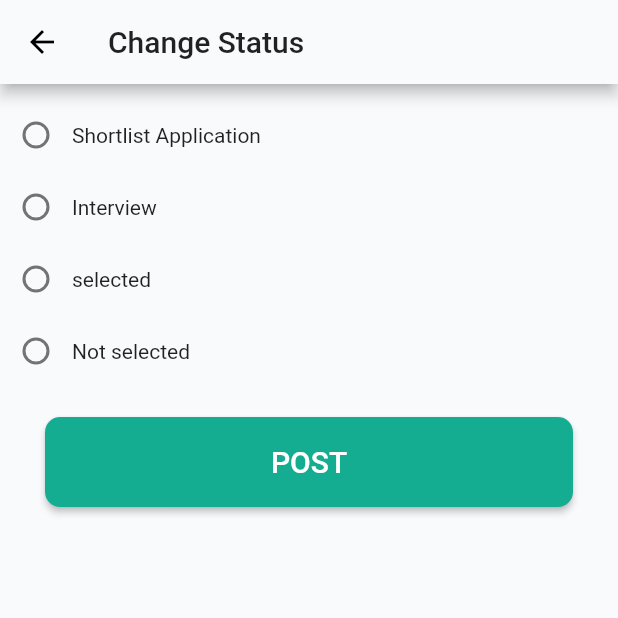
After one commit to neelmani123/ArtistApp, a Flutter app: the ChangeStatus screen opened directly, on a phone screen of 412 x 824 dp, the top half of it. The commit adds this screen. Run offline on Flutter 3.47's test engine with Material 2 defaults, Android fonts, the phone set to English and light mode, and no system bars; our stand-ins replace cached_network_image, dio, file_picker, flutter_swiper, fluttertoast, font_awesome_flutter and 8 more; accounts and stored records are empty; network calls fail.

Commit message:
Status change

```diff
--- /dev/null
+++ b/lib/screens/feed/ChangeStatus.dart
@@ -0,0 +1,142 @@
+import 'package:artist_icon/screens/Color.dart';
+import 'package:flutter/material.dart';
+import 'package:fluttertoast/fluttertoast.dart';
+import 'dart:convert';
+import 'package:http/http.dart' as http;
+import 'package:shared_preferences/shared_preferences.dart';
+class ChangeStatus extends StatefulWidget {
+  final String jobId;
+  const ChangeStatus({this.jobId,Key key}) : super(key: key);
+
+  @override
+  _ChangeStatusState createState() => _ChangeStatusState();
+}
+
+class _ChangeStatusState extends State<ChangeStatus> {
+  String _radioValue; //Initial definition of radio button value
+  String choice;
+  bool _isLoading;
+
+  void radioButtonChanges(String value) {
+    setState(() {
+      _radioValue = value;
+      switch (value) {
+        case '1':
+          choice = value;
+          break;
+        case '2':
+          choice = value;
+          break;
+        case '3':
+          choice = value;
+          break;
+        case '4':
+          choice = value;
+          break;
+        default:
+          choice = null;
+      }
+      debugPrint(choice); //Debug the choice in console
+    });
+  }
+  Future changeStatus()async{
+    final _prefs = await SharedPreferences.getInstance();
+    print("Token is:${_prefs.getString('userID')}");
+    final res = jsonEncode({"jwtToken": _prefs.getString('userID'),
+      "applied_job_id":widget.jobId,
+      "select_type":choice
+    });
+    var response = await http.post(
+        "https://artist.devclub.co.in/api/Artist_api/change_status_applied_job_type",
+        body: res);
+    Map data = json.decode(response.body);
+    print("Data is :${data}");
+    print("Message is:${data['message']}");
+    if(data['status']==true) {
+      setState(() {
+        Fluttertoast.showToast(msg: data['message']);
+        _isLoading = false;
+      });
+    }
+  }
+  @override
+  Widget build(BuildContext context) {
+    return Scaffold(
+      appBar: AppBar(title: Text('Change Status'),),
+      body:  Column(
+        children: [
+          SizedBox(height: 10,),
+          Row(
+            children: <Widget>[
+              Radio(
+                value: '1',
+                groupValue: _radioValue,
+                onChanged: radioButtonChanges,
+              ),
+              Text(
+                "Shortlist Application",
+              ),
+            ],
+          ),
+          Row(
+            children: <Widget>[
+              Radio(
+                value: '2',
+                groupValue: _radioValue,
+                onChanged: radioButtonChanges,
+              ),
+              Text(
+                "Interview ",
+              ),
+            ],
+          ),
+          Row(
+            children: <Widget>[
+              Radio(
+                value: '3',
+                groupValue: _radioValue,
+                onChanged: radioButtonChanges,
+              ),
+              Text(
+                "selected ",
+              ),
+            ],
+          ),
+          Row(
+            children: <Widget>[
+              Radio(
+                value: '4',
+                groupValue: _radioValue,
+                onChanged: radioButtonChanges,
+              ),
+              Text(
+                "Not selected",
+              ),
+            ],
+          ),
+          Container(
+            height: 60,
+            width: MediaQuery.of(context).size.width,
+            margin: const EdgeInsets.only(top: 20,bottom: 20),
+            padding: EdgeInsets.symmetric(horizontal: 30),
+            child: RaisedButton(
+              shape: RoundedRectangleBorder(
+                borderRadius: BorderRadius.circular(10.10),),
+              // side: BorderSide(color: Color.fromRGBO(0, 160, 227, 1))),
+              onPressed: () async{
+                setState(() {
+                  _isLoading=true;
+                  changeStatus();
+                });
+              },
+              color: Color(fountColor),
+              // textColor: Colors.white,
+              child: _isLoading==true?Container(height:20,width: 20,child: CircularProgressIndicator(),):Text("POST",
+                  style: TextStyle(fontSize: 20,color: Colors.white)),
+            ),
+          ),
+        ],
+      ),
+    );
+  }
+}
```
Also changed, not shown: lib/screens/feed/AppliedJobList.dart (+47 -1 lines), lib/screens/feed/AppliedJobPostLIst.dart (+43 -4 lines), lib/screens/feed/AppliedUserDetails.dart (+99 -58 lines).
